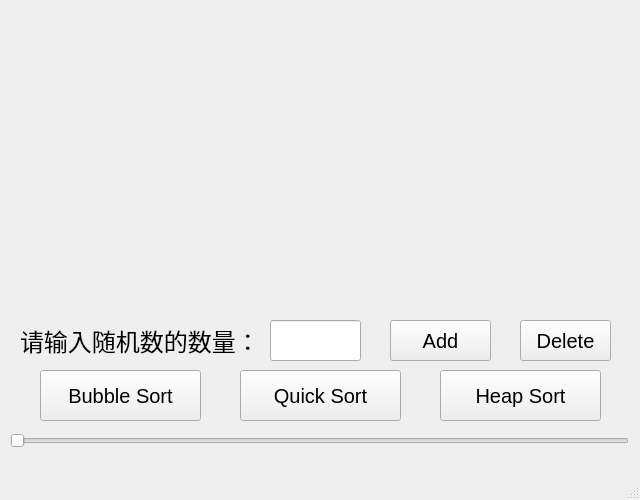
Arsener/visualSort, file mainwindow.ui: the form before one commit.
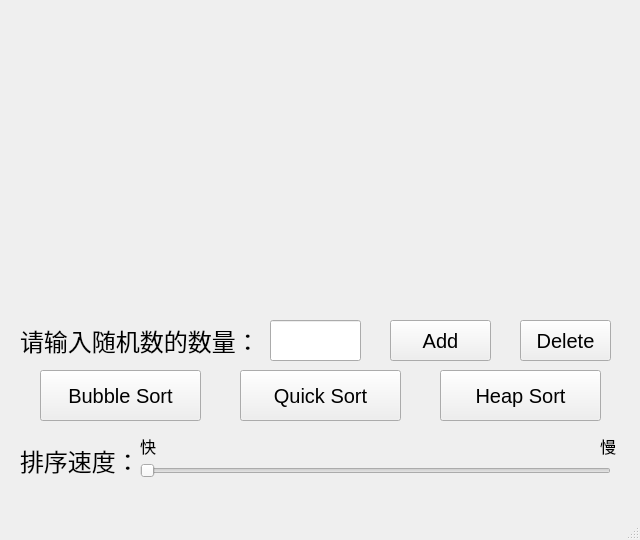
The form after the commit.

The edit to the form file:
```diff
--- a/mainwindow.ui
+++ b/mainwindow.ui
@@ -7,19 +7,19 @@
     <x>0</x>
     <y>0</y>
     <width>640</width>
-    <height>500</height>
+    <height>540</height>
    </rect>
   </property>
   <property name="minimumSize">
    <size>
     <width>640</width>
-    <height>500</height>
+    <height>540</height>
    </size>
   </property>
   <property name="maximumSize">
    <size>
     <width>640</width>
-    <height>500</height>
+    <height>5400</height>
    </size>
   </property>
   <property name="windowTitle">
@@ -112,9 +112,9 @@
    <widget class="QSlider" name="horizontalSlider">
     <property name="geometry">
      <rect>
-      <x>10</x>
-      <y>430</y>
-      <width>619</width>
+      <x>140</x>
+      <y>460</y>
+      <width>471</width>
       <height>22</height>
      </rect>
     </property>
@@ -190,6 +190,60 @@
      <string>Quick Sort</string>
     </property>
    </widget>
+   <widget class="QLabel" name="label_2">
+    <property name="geometry">
+     <rect>
+      <x>20</x>
+      <y>440</y>
+      <width>121</width>
+      <height>41</height>
+     </rect>
+    </property>
+    <property name="font">
+     <font>
+      <pointsize>18</pointsize>
+     </font>
+    </property>
+    <property name="text">
+     <string>排序速度：</string>
+    </property>
+   </widget>
+   <widget class="QLabel" name="label_3">
+    <property name="geometry">
+     <rect>
+      <x>140</x>
+      <y>430</y>
+      <width>31</width>
+      <height>31</height>
+     </rect>
+    </property>
+    <property name="font">
+     <font>
+      <pointsize>12</pointsize>
+     </font>
+    </property>
+    <property name="text">
+     <string>快</string>
+    </property>
+   </widget>
+   <widget class="QLabel" name="label_4">
+    <property name="geometry">
+     <rect>
+      <x>600</x>
+      <y>430</y>
+      <width>31</width>
+      <height>31</height>
+     </rect>
+    </property>
+    <property name="font">
+     <font>
+      <pointsize>12</pointsize>
+     </font>
+    </property>
+    <property name="text">
+     <string>慢</string>
+    </property>
+   </widget>
   </widget>
   <widget class="QMenuBar" name="menuBar">
    <property name="geometry">
```
